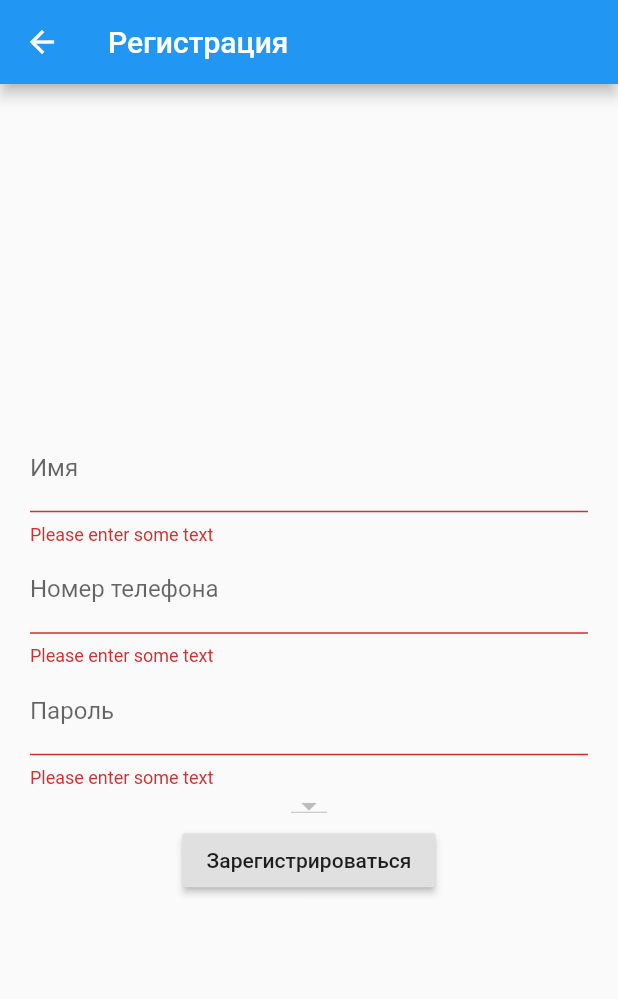
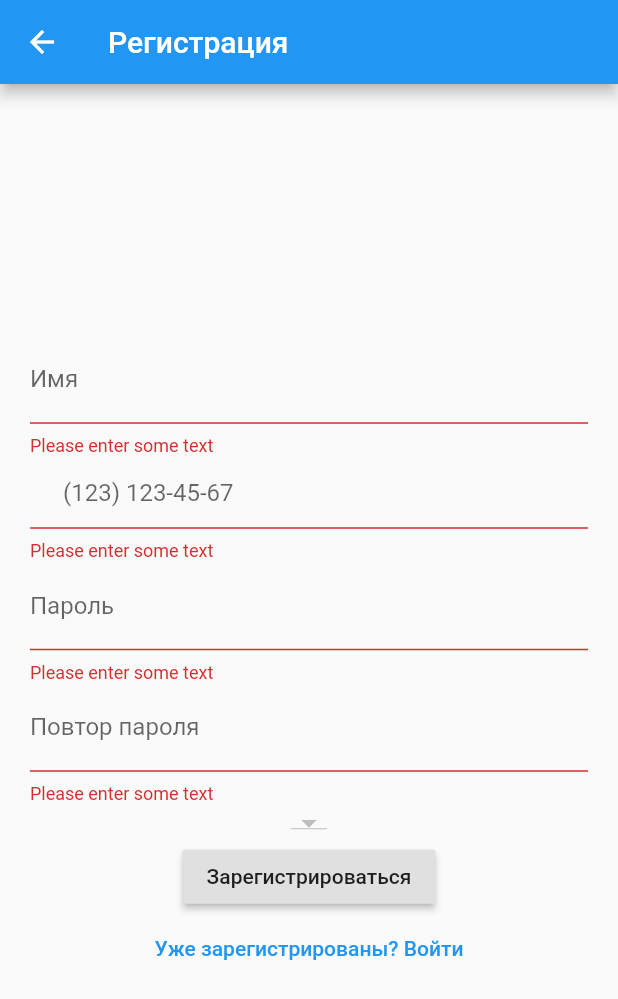
Before and after one commit to demkogit/bb, a Flutter app: the RegistrationPage screen opened by its route, after a tap on "Зарегистрироваться", on a phone screen of 412 x 824 dp. Shown: the top 999 px of the screen. Run offline on Flutter 3.47's test engine with Material 2 defaults, Android fonts, the phone set to English and light mode, and no system bars; our stand-ins replace cached_network_image, device_info, flutter_spinkit, marquee, mask_text_input_formatter, rxdart and 2 more; missing offline and left inert: flutter_emoji; accounts and stored records are empty; network calls fail.

Commit message:
changed some features

```diff
--- a/lib/App.dart
+++ b/lib/App.dart
@@ -97,6 +97,7 @@ class _AppState extends State<App> {
     SharedPreferences prefs = await SharedPreferences.getInstance();
     String jsonString = prefs.getString('products');
     if (jsonString != null) {
+      print(jsonString);
       List list = json.decode(jsonString);
       List<ProductItem> products =
           list.map((e) => ProductItem.fromJson(e)).toList();
--- a/lib/ProductCardWidget.dart
+++ b/lib/ProductCardWidget.dart
@@ -151,7 +151,7 @@ class ProductCardWidget extends StatelessWidget {
                           return Row(
                             children: <Widget>[
                               Expanded(
-                                flex: 2,
+                                flex: 3,
                                 child: Text(
                                   'Количество:',
                                   style: TextStyle(fontWeight: FontWeight.bold),
--- a/lib/bottom_navigation.dart
+++ b/lib/bottom_navigation.dart
@@ -1,7 +1,7 @@
 import 'package:flutter/material.dart';
 
 Map<int, String> tabName = {
-  0: 'Категории',
+  0: 'Выбрать',
   1: 'Корзина',
   2: 'Дом',
 };
@@ -17,7 +17,7 @@ class BottomNavigation extends StatelessWidget {
     return BottomNavigationBar(
       type: BottomNavigationBarType.fixed,
       items: [
-        _buildItem(tabItem: 0, tabIcon: Icons.list),
+        _buildItem(tabItem: 0, tabIcon: Icons.view_list),
         _buildItem(tabItem: 1, tabIcon: Icons.shopping_basket),
         _buildItem(tabItem: 2, tabIcon: Icons.home),
         // _buildItem(tabItem: TabItem.blue),
--- a/lib/pages/CategoryListPage.dart
+++ b/lib/pages/CategoryListPage.dart
@@ -37,11 +37,11 @@ class CategoryListPage extends StatelessWidget {
     }).toList();
 
     ListView myList = new ListView(children: myWidgets);
-    var parser = EmojiParser();
+
     return new Scaffold(
       appBar: new AppBar(
         title: new Text(
-          parser.emojify(currentCategory.name),
+          currentCategory.name,
         ),
       ),
       body: myList,
--- a/lib/pages/MainPage.dart
+++ b/lib/pages/MainPage.dart
@@ -1,4 +1,5 @@
 import 'package:flutter/material.dart';
+import 'package:shared_preferences/shared_preferences.dart';
 
 class MainPage extends StatefulWidget {
   @override
--- a/lib/pages/ProducListPage.dart
+++ b/lib/pages/ProducListPage.dart
@@ -56,9 +56,7 @@ class _ProductListPageState extends State<ProductListPage> {
         }
 
         setState(() {
-          //print(_productList.length);
           if (temp.length > 0) {
-            //myWidgets = temp.map((e) => ProductCardWidget(e)).toList();
             widgets = temp.map((e) {
               return GridTile(
                   child: InkResponse(
@@ -68,7 +66,7 @@ class _ProductListPageState extends State<ProductListPage> {
             }).toList();
 
             var grid =
-                SliverGrid.extent(maxCrossAxisExtent: 200.0, childAspectRatio: 3/4, children: widgets);
+                SliverGrid.extent(maxCrossAxisExtent: 300.0, childAspectRatio: 3/4, children: widgets);
 
             page = CustomScrollView(slivers: [grid]);
           } else {
--- a/lib/pages/RegistrationPage.dart
+++ b/lib/pages/RegistrationPage.dart
@@ -2,9 +2,11 @@ import 'dart:convert';
 
 import 'package:bb/PostBody.dart';
 import 'package:flutter/material.dart';
+import 'package:mask_text_input_formatter/mask_text_input_formatter.dart';
 
 import '../Api.dart';
 import '../device.dart';
+import 'LoginPage.dart';
 
 class RegistrationPage extends StatefulWidget {
   @override
@@ -18,6 +20,7 @@ class _RegistrationPageState extends State<RegistrationPage> {
   String _name = '';
   String _phone = '';
   String _pass = '';
+  String _passRepeat = '';
   String _token = '3ac61eab-d819-4d4f-b024-6584187d8437';
   Map<String, dynamic> _selectedLocation;
   List shopList = new List();
@@ -44,6 +47,10 @@ class _RegistrationPageState extends State<RegistrationPage> {
 
   @override
   Widget build(BuildContext context) {
+    var textEditingController = TextEditingController();
+    var maskTextInputFormatter = MaskTextInputFormatter(
+        mask: "(###) ###-##-##", filter: {"#": RegExp(r'[0-9]')});
+
     return Scaffold(
       key: _scaffoldKey,
       appBar: AppBar(
@@ -76,31 +83,68 @@ class _RegistrationPageState extends State<RegistrationPage> {
                     ),
                   ),
                   TextFormField(
-                      decoration: InputDecoration(labelText: 'Номер телефона'),
                     validator: (value) {
-                        if (value.isEmpty) {
-                          return 'Please enter some text';
-                        }
+                      if (value.isEmpty) return 'Please enter some text';
+                      if (textEditingController.text.length != 10)
+                        return 'Неверный формат номера';
                       return null;
                     },
-                      onChanged: (value) {
-                        setState(() {
-                          _phone = value;
-                        });
-                      },
+                    // controller: textEditingController,
+                    inputFormatters: [maskTextInputFormatter],
+                    autocorrect: false,
+                    keyboardType: TextInputType.phone,
+                    decoration: InputDecoration(
+                      prefixText: "+7 ",
+                      prefixStyle: TextStyle(
+                        fontSize: 16.0,
+                        color: Colors.black,
                       ),
+                      hintText: "(123) 123-45-67",
+                      fillColor: Colors.white,
+                    ),
+                    // filled: true),
+                  ),
+                  // TextField(
+                  //   controller: textEditingController,
+                  //   inputFormatters: [maskTextInputFormatter],
+                  //   autocorrect: false,
+                  //   keyboardType: TextInputType.phone,
+                  //   decoration: InputDecoration(
+                  //       hintText: "+1 (123) 123-45-67",
+                  //       fillColor: Colors.white,
+                  //       filled: true),
+
+                  //   onChanged: (value) {
+                  //     setState(() {
+                  //       _phone = value;
+                  //     });
+                  //   },
+                  // ),
                   TextFormField(
                     decoration: InputDecoration(labelText: 'Пароль'),
                     obscureText: true,
                     validator: (value) {
-                        if (value.isEmpty) {
-                          return 'Please enter some text';
-                        }
+                      if (value.isEmpty) return 'Please enter some text';
+                      if (value != _passRepeat) return 'Пароли не совпадают';
                       return null;
                     },
                     onChanged: (value) {
                       setState(() {
                         _pass = value;
+                      });
+                    },
+                  ),
+                  TextFormField(
+                    decoration: InputDecoration(labelText: 'Повтор пароля'),
+                    obscureText: true,
+                    validator: (value) {
+                      if (value.isEmpty) return 'Please enter some text';
+                      if (value != _pass) return 'Пароли не совпадают';
+                      return null;
+                    },
+                    onChanged: (value) {
+                      setState(() {
+                        _passRepeat = value;
                       });
                     },
                   ),
@@ -122,14 +166,15 @@ class _RegistrationPageState extends State<RegistrationPage> {
                       if (_formKey.currentState.validate()) {
                         //Отправка данных
                         Api.registration(PostBody(
-                                  data: Api.makeData(_phone, _token, _pass),
+                                data: Api.makeData("8" + _phone, _token, _pass),
                                 name: _name,
                                 uid: device.deviceData['uid'],
                                 deviceName: device.deviceData['deviceName'],
                                 system: device.deviceData['system'],
                                 systemVersion:
                                     device.deviceData['systemVersion']))
-                              .then((value) {
+                            .then(
+                          (value) {
                             //проверка ответа
                             if (json.decode(value)['error']) {
                               _scaffoldKey.currentState.showSnackBar(SnackBar(
@@ -142,12 +187,23 @@ class _RegistrationPageState extends State<RegistrationPage> {
 
                               Navigator.pop(context);
                             }
-                          });
+                          },
+                        );
                       } else {}
                     },
                     child: Text('Зарегистрироваться'),
                   ),
-                  ]),
+                  FlatButton(
+                    onPressed: () => Navigator.push(
+                        context,
+                        MaterialPageRoute(
+                            builder: (BuildContext context) => LoginPage())),
+                    color: Colors.transparent,
+                    textColor: Colors.blue,
+                    child: Text("Уже зарегистрированы? Войти"),
+                  ),
+                ],
+              ),
             ),
           ),
         ),
```
Also changed, not shown: lib/UserData.dart (+10 -0 lines), lib/cart.dart (+21 -0 lines), lib/cart_bloc.dart (+15 -20 lines), lib/main.dart (+9 -15 lines), lib/pages/HomePage.dart (+11 -17 lines), lib/pages/LoginPage.dart (+58 -22 lines). Lines whose indentation alone changed are shown as unchanged.
